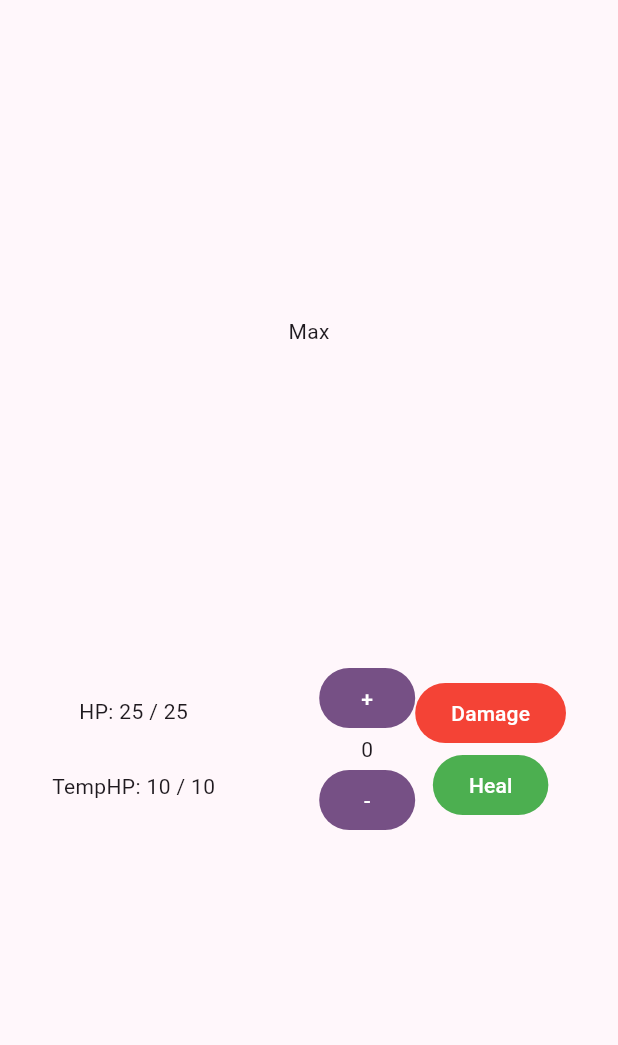
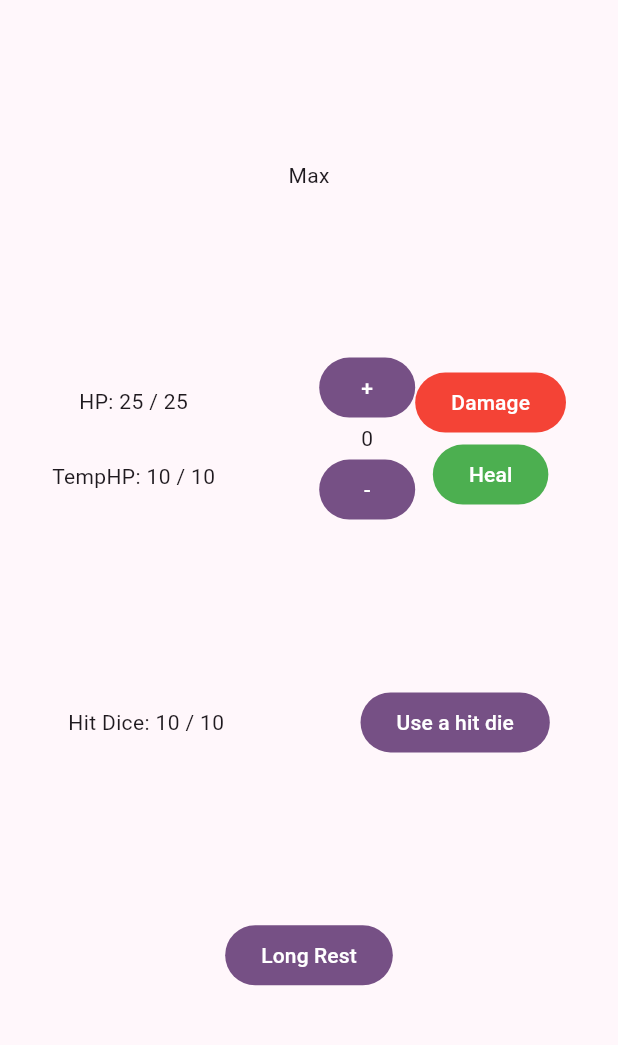
Before and after one commit to crazyapple48/hptracker_flutter, a Flutter app: the screen it shows after launch, on a phone screen of 412 x 824 dp, the part 84-1129 px from its top. Run offline on Flutter 3.47's test engine with Material 3 defaults, Android fonts, the phone set to English and light mode, and no system bars.

Commit message:
finish home page layout and simple logic

```diff
--- a/lib/ui/home/widgets/home_screen.dart
+++ b/lib/ui/home/widgets/home_screen.dart
@@ -54,6 +54,26 @@ class MyHomePage extends StatelessWidget {
                     ),
                 ],
               ),
+              Row(
+                mainAxisAlignment: MainAxisAlignment.spaceAround,
+                children: [
+                  Text("Hit Dice: ${character.currentHitDice} / ${character.maxHitDice}"),
+                  FilledButton(
+                    onPressed: viewModel.useHitDie,
+                    child: Text("Use a hit die")),
+              ],),
+              Row(
+                mainAxisAlignment: MainAxisAlignment.spaceAround,
+                children: [
+                  // FilledButton(
+                  //   onPressed: () {},
+                  //   child: Text("Short Rest"),
+                  //   ),
+                  FilledButton(
+                    onPressed: viewModel.longRest,
+                    child: Text("Long Rest")),
+                ],
+              )
           ],
           );
         },
```
Also changed, not shown: lib/ui/home/home_viewmodel/home_viewmodel.dart (+23 -0 lines).
